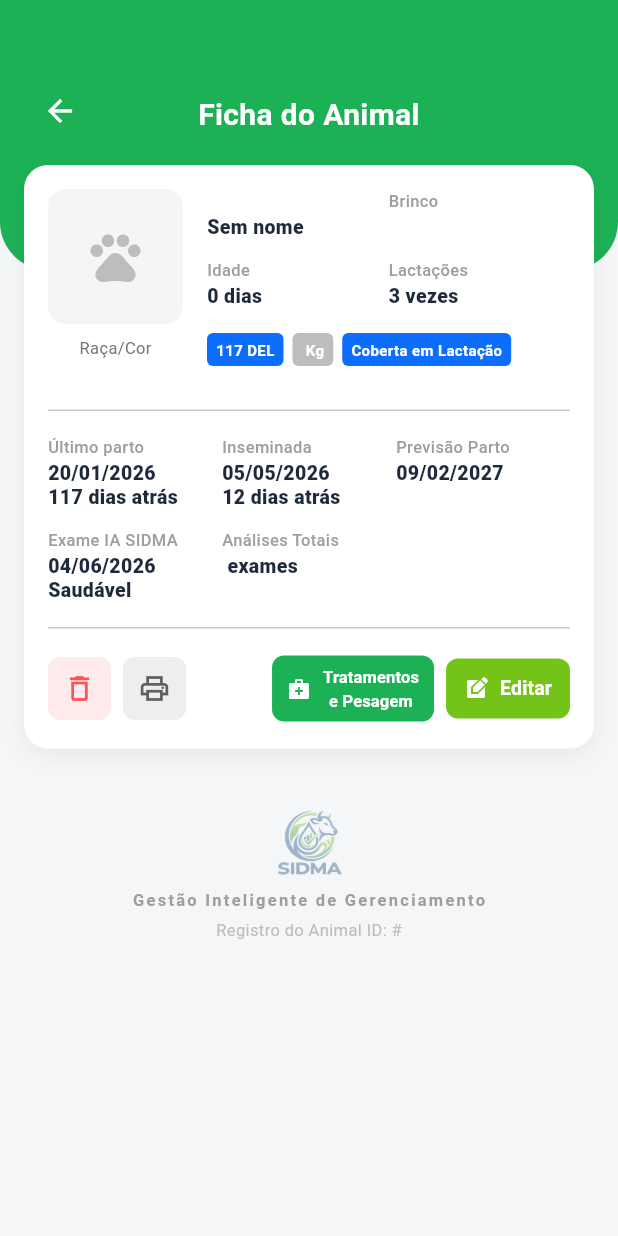
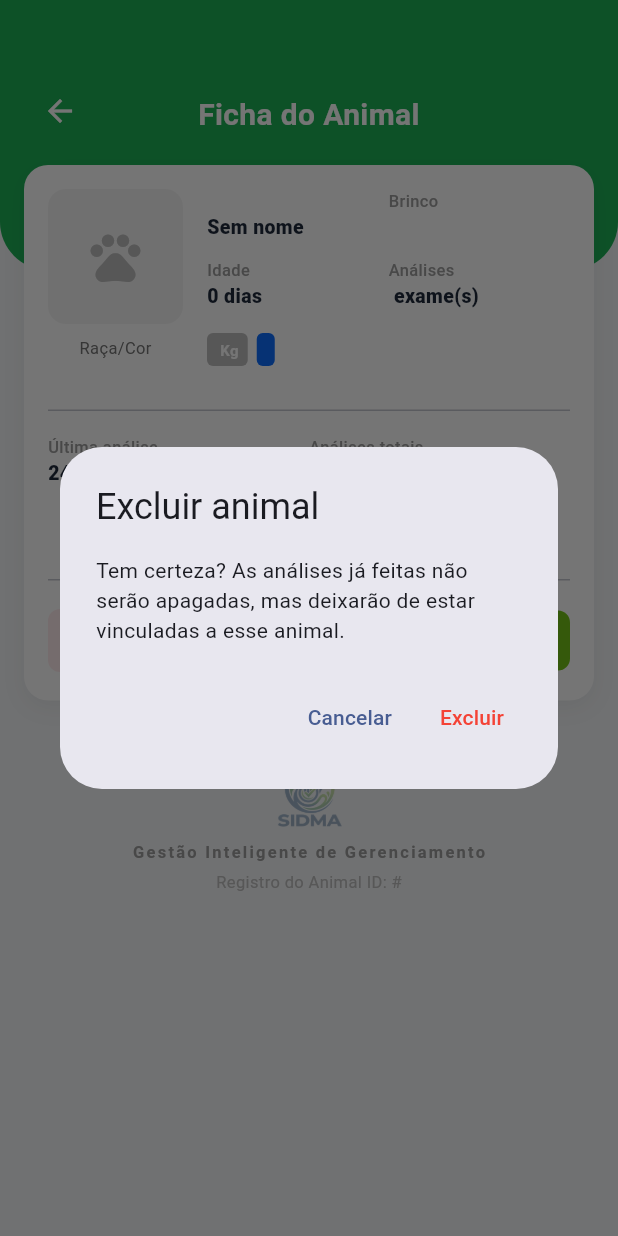
Before and after one commit to Little-hair77/SIDMA, a Flutter app: the TelaDetalheAnimal screen opened directly with empty values, after a tap on the "delete outline" icon, on a phone screen of 412 x 824 dp. Run offline on Flutter 3.47's test engine with Material 3 defaults, Android fonts, the phone set to English and light mode, and no system bars; our stand-ins replace dio, flutter_secure_storage, google_sign_in, image_picker, pdf, printing and 1 more; missing offline and left inert: mobile_scanner; accounts and stored records are empty.

Commit message:
feat: ppdate to "animal_detail" data, main update, and splash screen integration (master controller).

```diff
--- a/mobile/lib/views/animais.dart
+++ b/mobile/lib/views/animais.dart
@@ -20,7 +20,7 @@ class _TelaAnimaisState extends State<TelaAnimais> {
   bool _carregando = true;
   final TextEditingController _buscaController = TextEditingController();
 
-  // PALETA DE CORES
+  // Paleta de Cores
   static const Color corVerdeEscuro = Color.fromARGB(255, 29, 177, 86);
   static const Color corVerdePrincipal = Color(0xFF74C319);
   static const Color corAzulPrincipal = Color(0xFF0D6EFD);
--- a/mobile/lib/views/cadastro.dart
+++ b/mobile/lib/views/cadastro.dart
@@ -21,7 +21,7 @@ class _TelaCadastroState extends State<TelaCadastro> {
   bool _senhaVisivel = false;
   String? _erro;
 
-  // DEFINIÇÃO DA PALETA DE CORES VÍVIDAS (IDÊNTICA À TELA DE LOGIN)
+  // Paleta de Cores
   static const Color corAzulPrincipal = Color(0xFF0D6EFD);
   static const Color corVerdePrincipal = Color(0xFF74C319);
   static const Color corTextoPrimario = Color(0xFF1E293B);
--- a/mobile/lib/views/captura.dart
+++ b/mobile/lib/views/captura.dart
@@ -26,7 +26,7 @@ class _TelaCapturaState extends State<TelaCaptura> {
   final ImagePicker _picker = ImagePicker();
   final ApiService _apiService = ApiService();
 
-  // DEFINIÇÃO DA PALETA DE CORES
+  // Paleta de Cores
   static const Color corAzulPrincipal = Color(0xFF0D6EFD);
   static const Color corVerdePrincipal = Color(0xFF74C319);
   static const Color corFundo = Color(0xFFF8FAFC);
--- a/mobile/lib/views/dashboard.dart
+++ b/mobile/lib/views/dashboard.dart
@@ -20,7 +20,7 @@ class _TelaDashboardState extends State<TelaDashboard> {
   String _nomeUsuario = '';
   List<dynamic> _analises = [];
 
-  // PALETA DE CORES
+  // Paleta de Cores
   static const Color corVerdeEscuro = Color.fromARGB(255, 29, 177, 86);
   static const Color corVerdeClaro = Color(0xFF74C319);
   static const Color corAzulPrincipal = Color(0xFF0D6EFD);
--- a/mobile/lib/views/detalhe_analise.dart
+++ b/mobile/lib/views/detalhe_analise.dart
@@ -20,6 +20,7 @@ class _TelaDetalheAnaliseState extends State<TelaDetalheAnalise> {
   bool _salvando = false;
   bool _alterado = false;
 
+  //Paleta de Cores
   static const Color corAzulPrincipal = Color(0xFF0D6EFD);
   static const Color corVerdePrincipal = Color(0xFF74C319);
   static const Color corFundo = Color(0xFFF8FAFC);
--- a/mobile/lib/views/detalhe_animal.dart
+++ b/mobile/lib/views/detalhe_animal.dart
@@ -1,6 +1,10 @@
 import 'package:flutter/material.dart';
+import 'package:pdf/pdf.dart';
+import 'package:pdf/widgets.dart' as pw;
+import 'package:printing/printing.dart';
 import 'cadastro_animal.dart';
-// import 'tela_tratamentos.dart'; // Futura tela de tratamentos
+import 'registrar_tratamento.dart';
+import '../services/api_service.dart';
 
 class TelaDetalheAnimal extends StatefulWidget {
   final Map<String, dynamic> animal;
@@ -12,7 +16,7 @@ class TelaDetalheAnimal extends StatefulWidget {
 }
 
 class _TelaDetalheAnimalState extends State<TelaDetalheAnimal> {
-  // Paleta AgTech baseada na imagem de referência
+  // Paleta de Cores
   static const Color corVerdeEscuro = Color.fromARGB(255, 29, 177, 86);
   static const Color corVerdeClaro = Color(0xFF74C319);
   static const Color corAzulPrincipal = Color(0xFF0D6EFD);
@@ -20,11 +24,82 @@ class _TelaDetalheAnimalState extends State<TelaDetalheAnimal> {
   static const Color corTextoPrimario = Color(0xFF1E293B);
 
   late Map<String, dynamic> _animal;
+  final ApiService _apiService = ApiService();
 
   @override
   void initState() {
     super.initState();
     _animal = widget.animal;
+  }
+
+  Future<void> _confirmarExclusao() async {
+    final confirmar = await showDialog<bool>(
+      context: context,
+      builder: (_) => AlertDialog(
+        title: const Text('Excluir animal'),
+        content: const Text('Tem certeza? As análises já feitas não serão apagadas, mas deixarão de estar vinculadas a esse animal.'),
+        actions: [
+          TextButton(onPressed: () => Navigator.of(context).pop(false), child: const Text('Cancelar')),
+          TextButton(onPressed: () => Navigator.of(context).pop(true), child: const Text('Excluir', style: TextStyle(color: Colors.red))),
+        ],
+      ),
+    );
+
+    if (confirmar == true) {
+      final sucesso = await _apiService.excluirAnimal(_animal['id']);
+      if (sucesso && mounted) Navigator.of(context).pop(true);
+    }
+  }
+
+  Future<void> _exportarFichaPdf() async {
+    final documento = pw.Document();
+    final ultimaAnalise = _animal['ultima_analise'];
+    final emCarencia = _animal['em_carencia'] == true;
+
+    documento.addPage(
+      pw.Page(
+        build: (contexto) => pw.Column(
+          crossAxisAlignment: pw.CrossAxisAlignment.start,
+          children: [
+            pw.Text('SIDMA — Ficha do Animal', style: pw.TextStyle(fontSize: 20, fontWeight: pw.FontWeight.bold)),
+            pw.SizedBox(height: 4),
+            pw.Text('Gerado em: ${DateTime.now().day.toString().padLeft(2, '0')}/${DateTime.now().month.toString().padLeft(2, '0')}/${DateTime.now().year}', style: const pw.TextStyle(fontSize: 10, color: PdfColors.grey700)),
+            pw.Divider(),
+            pw.SizedBox(height: 8),
+            _linhaPdf('Brinco', _animal['brinco']?.toString() ?? 'N/I'),
+            _linhaPdf('Nome', _animal['nome']?.toString().isNotEmpty == true ? _animal['nome'] : 'Sem nome'),
+            _linhaPdf('Raça', _animal['raca']?.toString() ?? 'N/I'),
+            _linhaPdf('Sexo', _animal['sexo']?.toString() ?? 'N/I'),
+            _linhaPdf('Peso', _animal['peso'] != null ? '${_animal['peso']} Kg' : 'N/I'),
+            _linhaPdf('Data de nascimento', _animal['data_nascimento'] ?? 'N/I'),
+            _linhaPdf('Total de análises', '${_animal['total_analises'] ?? 0}'),
+            _linhaPdf('Situação de carência', emCarencia ? 'Em carência até ${_animal['carencia_ate']}' : 'Sem restrição'),
+            _linhaPdf('Última análise', ultimaAnalise != null ? '${ultimaAnalise['resultado']} (${ultimaAnalise['confianca']}) em ${ultimaAnalise['criado_em']}' : 'Nenhuma análise registrada'),
+            if (_animal['observacoes']?.toString().isNotEmpty == true) ...[
+              pw.SizedBox(height: 12),
+              pw.Text('Observações', style: pw.TextStyle(fontWeight: pw.FontWeight.bold)),
+              pw.Text(_animal['observacoes']),
+            ],
+            pw.SizedBox(height: 24),
+            pw.Text('Documento gerado pelo SIDMA — Sistema Inteligente de Auxílio ao Diagnóstico de Mastite.', style: const pw.TextStyle(fontSize: 9, color: PdfColors.grey600)),
+          ],
+        ),
+      ),
+    );
+
+    await Printing.layoutPdf(onLayout: (formato) async => documento.save());
+  }
+
+  pw.Widget _linhaPdf(String rotulo, String valor) {
+    return pw.Padding(
+      padding: const pw.EdgeInsets.only(bottom: 6),
+      child: pw.Row(
+        children: [
+          pw.SizedBox(width: 150, child: pw.Text(rotulo, style: pw.TextStyle(fontWeight: pw.FontWeight.bold))),
+          pw.Expanded(child: pw.Text(valor)),
+        ],
+      ),
+    );
   }
 
   // Lógica para calcular a idade em dias
@@ -35,6 +110,18 @@ class _TelaDetalheAnimalState extends State<TelaDetalheAnimal> {
 
     final diferencaDias = DateTime.now().difference(dataNascimento).inDays;
     return '$diferencaDias dias';
+  }
+
+  String _formatarData(String? dataIso) {
+    final data = DateTime.tryParse(dataIso ?? '');
+    if (data == null) return '';
+    return '${data.day.toString().padLeft(2, '0')}/${data.month.toString().padLeft(2, '0')}/${data.year}';
+  }
+
+  String _formatarDataSimples(String? dataIso) {
+    final data = DateTime.tryParse(dataIso ?? '');
+    if (data == null) return '';
+    return '${data.day.toString().padLeft(2, '0')}/${data.month.toString().padLeft(2, '0')}';
   }
 
   @override
@@ -49,7 +136,7 @@ class _TelaDetalheAnimalState extends State<TelaDetalheAnimal> {
           SliverToBoxAdapter(
             child: Stack(
               children: [
-                // --- HEADER VERDE ---
+                // - HEADER
                 Container(
                   height: 180,
                   width: double.infinity,
@@ -83,7 +170,7 @@ class _TelaDetalheAnimalState extends State<TelaDetalheAnimal> {
                   ),
                 ),
 
-                // --- CARD DE DETALHES
+                // - CARD DE DETALHES
                 Padding(
                   padding: const EdgeInsets.only(top: 110, left: 16, right: 16, bottom: 40),
                   child: Container(
@@ -99,7 +186,7 @@ class _TelaDetalheAnimalState extends State<TelaDetalheAnimal> {
                       child: Column(
                         crossAxisAlignment: CrossAxisAlignment.start,
                         children: [
-                          // --- LINHA 1 - FOTO E DADOS PRINCIPAIS ---
+                          // - LINHA 1 - FOTO E DADOS PRINCIPAIS
                           Row(
                             crossAxisAlignment: CrossAxisAlignment.start,
                             children: [
@@ -151,7 +238,7 @@ class _TelaDetalheAnimalState extends State<TelaDetalheAnimal> {
                                     Row(
                                       children: [
                                         Expanded(child: _TextoInfo(rotulo: 'Idade', valor: _calcularIdade(_animal['data_nascimento']))),
-                                        const Expanded(child: _TextoInfo(rotulo: 'Lactações', valor: '3 vezes')), // Placeholder p/ TCC
+                                        Expanded(child: _TextoInfo(rotulo: 'Análises', valor: '${_animal['total_analises'] ?? 0} exame(s)')),
                                       ],
                                     ),
                                     const SizedBox(height: 16),
@@ -161,10 +248,10 @@ class _TelaDetalheAnimalState extends State<TelaDetalheAnimal> {
                                       spacing: 6,
                                       runSpacing: 6,
                                       children: [
-                                        const _Badge(texto: '117 DEL', corFundo: corAzulPrincipal, corTexto: Colors.white), // Placeholder p/ TCC
                                         if (_animal['peso'] != null)
                                           _Badge(texto: '${_animal['peso']} Kg', corFundo: Colors.grey.shade400, corTexto: Colors.white),
-                                        const _Badge(texto: 'Coberta em Lactação', corFundo: corAzulPrincipal, corTexto: Colors.white), // Placeholder p/ TCC
+                                        if (_animal['sexo'] != null)
+                                          _Badge(texto: _animal['sexo'], corFundo: corAzulPrincipal, corTexto: Colors.white),
 
                                         if (emCarencia)
                                           const _Badge(texto: 'CARÊNCIA', corFundo: Colors.redAccent, corTexto: Colors.white, icone: Icons.warning),
@@ -183,17 +270,20 @@ class _TelaDetalheAnimalState extends State<TelaDetalheAnimal> {
                             child: Divider(height: 1, thickness: 1),
                           ),
 
-                          // --- LINHA 2 - DADOS REPRODUTIVOS E CLÍNICOS (Simulados para densidade visual) ---
+                          // - LINHA 2 - ÚLTIMA ANÁLISE E CARÊNCIA
                           Row(
                             crossAxisAlignment: CrossAxisAlignment.start,
                             children: [
-                              const Expanded(
+                              Expanded(
                                 child: Column(
                                   crossAxisAlignment: CrossAxisAlignment.start,
                                   children: [
-                                    _TextoInfo(rotulo: 'Último parto', valor: '20/01/2026\n117 dias atrás'),
-                                    SizedBox(height: 12),
-                                    _TextoInfo(rotulo: 'Exame IA SIDMA', valor: '04/06/2026\nSaudável'),
+                                    _TextoInfo(
+                                      rotulo: 'Última análise',
+                                      valor: _animal['ultima_analise'] != null
+                                          ? '${_formatarData(_animal['ultima_analise']['criado_em'])}\n${_animal['ultima_analise']['resultado']}'
+                                          : 'Nenhuma análise ainda',
+                                    ),
                                   ],
                                 ),
                               ),
@@ -201,24 +291,19 @@ class _TelaDetalheAnimalState extends State<TelaDetalheAnimal> {
                                 child: Column(
                                   crossAxisAlignment: CrossAxisAlignment.start,
                                   children: [
-                                    const _TextoInfo(rotulo: 'Inseminada', valor: '05/05/2026\n12 dias atrás'),
+                                    _TextoInfo(rotulo: 'Análises totais', valor: '${_animal['total_analises'] ?? 0} exame(s)'),
                                     const SizedBox(height: 12),
-                                    _TextoInfo(rotulo: 'Análises Totais', valor: '${_animal['total_analises'] ?? 0} exames'),
-                                  ],
-                                ),
-                              ),
-                              const Expanded(
-                                child: Column(
-                                  crossAxisAlignment: CrossAxisAlignment.start,
-                                  children: [
-                                    _TextoInfo(rotulo: 'Previsão Parto', valor: '09/02/2027'),
+                                    _TextoInfo(
+                                      rotulo: 'Situação de carência',
+                                      valor: emCarencia ? 'Até ${_formatarDataSimples(_animal['carencia_ate'])}' : 'Sem restrição',
+                                    ),
                                   ],
                                 ),
                               ),
                             ],
                           ),
 
-                          // --- OBSERVAÇÕES REAIS DO BACKEND ---
+                          // - OBSERVAÇÕES REAIS DO BACKEND
                           if (_animal['observacoes'] != null && _animal['observacoes'].toString().isNotEmpty) ...[
                             const Padding(
                               padding: EdgeInsets.symmetric(vertical: 16),
@@ -240,25 +325,25 @@ class _TelaDetalheAnimalState extends State<TelaDetalheAnimal> {
                             child: Divider(height: 1, thickness: 1),
                           ),
 
-                          // --- LINHA 3 - BOTÕES DE AÇÃO ---
+                          // - LINHA 3 - BOTÕES DE AÇÃO
                           Row(
                             mainAxisAlignment: MainAxisAlignment.spaceBetween,
                             children: [
-                              // Ícones Lixeira e Imprimir (Esquerda)
+                              // Ícones Lixeira e Imprimir
                               Row(
                                 children: [
                                   _BotaoQuadrado(
                                     icone: Icons.delete_outline,
                                     cor: Colors.red.shade50,
                                     corIcone: Colors.redAccent,
-                                    onTap: () {}, // TODO: Delete lógica
+                                    onTap: _confirmarExclusao,
                                   ),
                                   const SizedBox(width: 8),
                                   _BotaoQuadrado(
                                     icone: Icons.print_outlined,
                                     cor: Colors.grey.shade200,
                                     corIcone: Colors.grey.shade700,
-                                    onTap: () {}, // TODO: PDF lógica
+                                    onTap: _exportarFichaPdf,
                                   ),
                                 ],
                               ),
@@ -266,7 +351,16 @@ class _TelaDetalheAnimalState extends State<TelaDetalheAnimal> {
                               Row(
                                 children: [
                                   ElevatedButton.icon(
-                                    onPressed: () {}, // Navegar para TelaTratamentos
+                                    onPressed: () {
+                                      Navigator.of(context).push(
+                                        MaterialPageRoute(
+                                          builder: (_) => TelaRegistrarTratamento(
+                                            animalId: _animal['id'],
+                                            nomeAnimal: _animal['nome']?.toString().isNotEmpty == true ? _animal['nome'] : _animal['brinco'],
+                                          ),
+                                        ),
+                                      );
+                                    },
                                     icon: const Icon(Icons.medical_services, size: 16, color: Colors.white),
                                     label: const Text('Tratamentos\ne Pesagem', textAlign: TextAlign.center, style: TextStyle(fontSize: 11, fontWeight: FontWeight.bold, color: Colors.white)),
                                     style: ElevatedButton.styleFrom(
@@ -311,7 +405,6 @@ class _TelaDetalheAnimalState extends State<TelaDetalheAnimal> {
               padding: const EdgeInsets.only(bottom: 40.0),
               child: Column(
                 children: [
-                  // Logo do app com opacidade reduzida (estilo marca d'água)
                   Opacity(
                     opacity: 0.35,
                     child: Image.asset(
--- a/mobile/lib/views/historico.dart
+++ b/mobile/lib/views/historico.dart
@@ -15,7 +15,7 @@ class _TelaHistoricoState extends State<TelaHistorico> {
   List<dynamic> _analises = [];
   bool _carregando = true;
 
-  // - PALETA DE CORES
+  // Paleta de Cores
   static const Color corVerdeEscuro = Color.fromARGB(255, 29, 177, 86);
   static const Color corVerdePrincipal = Color(0xFF74C319);
   static const Color corAzulPrincipal = Color(0xFF0D6EFD);
--- a/mobile/lib/views/login.dart
+++ b/mobile/lib/views/login.dart
@@ -31,7 +31,7 @@ class _TelaLoginState extends State<TelaLogin> {
     serverClientId: kIsWeb ? null : _webClientId,
   );
 
-  // DEFINIÇÃO DA PALETA DE CORES VÍVIDAS BASEADA NA LOGO
+  // Paleta de Cores
   static const Color corAzulPrincipal = Color(0xFF0D6EFD);
   static const Color corVerdePrincipal = Color(0xFF74C319);
   static const Color corTextoPrimario = Color(0xFF1E293B);
--- a/mobile/lib/views/pefil_usuario.dart
+++ b/mobile/lib/views/pefil_usuario.dart
@@ -21,7 +21,7 @@ class _TelaPerfilUsuarioState extends State<TelaPerfilUsuario> {
   String _email = 'Carregando...';
   bool _carregandoDados = true;
 
-  // - PALETA DE CORES
+  // Paleta de Cores
   static const Color corVerdeEscuro = Color.fromARGB(255, 29, 177, 86);
   static const Color corVerdePrincipal = Color(0xFF74C319);
 
--- a/mobile/pubspec.yaml
+++ b/mobile/pubspec.yaml
@@ -42,6 +42,8 @@ dependencies:
   qr_flutter: ^4.1.0
   mobile_scanner: ^7.4.0
   google_sign_in_web: ^0.12.4+4
+  pdf: ^3.12.0
+  printing: ^5.14.3
 
 dev_dependencies:
   flutter_test:
```
Also changed, not shown: mobile/lib/main.dart (+2 -24 lines), mobile/lib/services/api_service.dart (+33 -2 lines), mobile/lib/views/registrar_tratamento.dart (added, +266 -0 lines), mobile/lib/views/splash.dart (added, +82 -0 lines), mobile/pubspec.lock, 6 other files.
